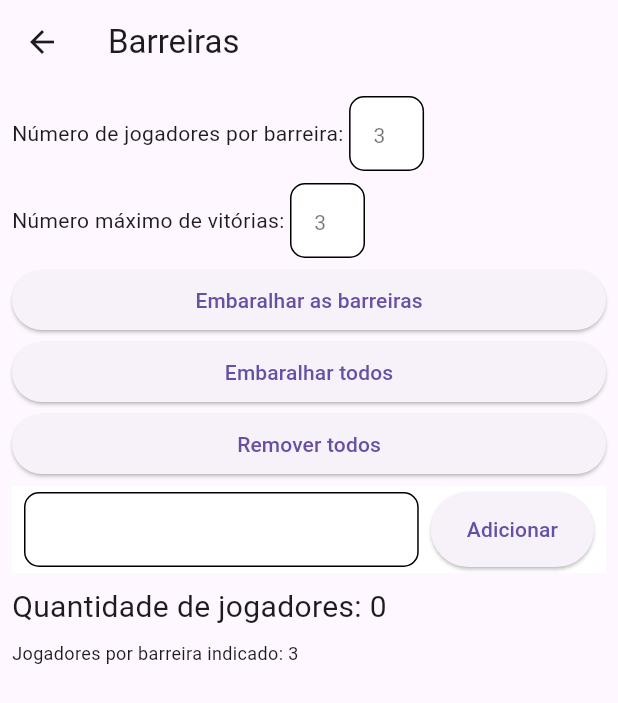
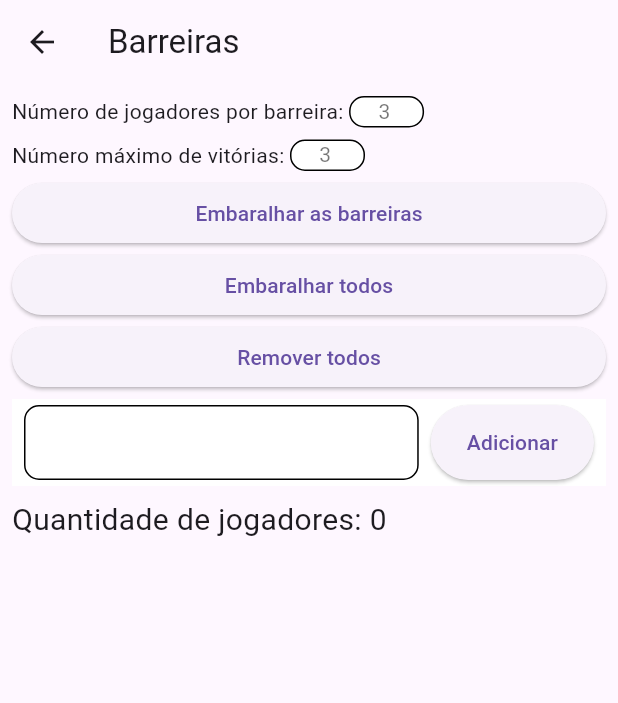
Before and after one commit to douglaswender/barreiras, a Flutter app: the screen it shows after launch, after a tap on "sai os 2", after a tap on "verde sai", after a tap on the "settings" icon, on a phone screen of 412 x 824 dp. Shown: the top 703 px of the screen. Run offline on Flutter 3.47's test engine with Material 3 defaults, Android fonts, the phone set to English and light mode, and no system bars; our stand-ins replace flutter_mobx, get_it, mobx, shared_preferences, wakelock; generated files the repository leaves out were written again.

Commit message:
remove fvm, update ux, fix text field

```diff
--- a/lib/main.dart
+++ b/lib/main.dart
@@ -15,12 +15,9 @@ class MyApp extends StatelessWidget {
 
   @override
   Widget build(BuildContext context) {
-    return MaterialApp(
+    return const MaterialApp(
       title: 'Barreiras',
-      theme: ThemeData(
-        primarySwatch: Colors.red,
-      ),
-      home: const HomePage(),
+      home: HomePage(),
     );
   }
 }
--- a/lib/src/pages/config/config_page.dart
+++ b/lib/src/pages/config/config_page.dart
@@ -44,10 +44,11 @@ class _ConfigPageState extends State<ConfigPage> {
                     const Text('Número de jogadores por barreira: '),
                     SizedBox(
                       width: 50,
-                      height: 50,
                       child: TextFieldWidget(
                         textEditingController: numberOfPlayersController,
                         keyboardType: TextInputType.number,
+                        maxLength: 2,
+                        isCollapsed: true,
                         onChanged: (value) {
                           if (value.isNotEmpty || value != '') {
                             store.setNumberOfPlayers(value);
@@ -65,10 +66,11 @@ class _ConfigPageState extends State<ConfigPage> {
                     const Text('Número máximo de vitórias: '),
                     SizedBox(
                       width: 50,
-                      height: 50,
                       child: TextFieldWidget(
                         textEditingController: maxWinStreakController,
                         keyboardType: TextInputType.number,
+                        maxLength: 2,
+                        isCollapsed: true,
                         onChanged: (value) {
                           if (value.isNotEmpty || value != '') {
                             store.setMaxWinStreak(value);
@@ -195,18 +197,18 @@ class _ConfigPageState extends State<ConfigPage> {
                 const SizedBox(
                   height: 8,
                 ),
-                Row(
-                  children: [
-                    Observer(builder: (_) {
-                      return Text(
-                        'Jogadores por barreira indicado: ${store.suggestedNumberOfPlayers}',
-                        style: const TextStyle(
-                          fontSize: 12,
-                        ),
-                      );
-                    }),
-                  ],
-                )
+                // Row(
+                //   children: [
+                //     Observer(builder: (_) {
+                //       return Text(
+                //         'Jogadores por barreira indicado: ${store.suggestedNumberOfPlayers}',
+                //         style: const TextStyle(
+                //           fontSize: 12,
+                //         ),
+                //       );
+                //     }),
+                //   ],
+                // )
               ],
             ),
           ),
--- a/lib/src/pages/home/home_page.dart
+++ b/lib/src/pages/home/home_page.dart
@@ -31,6 +31,7 @@ class _HomePageState extends State<HomePage> {
       child: Scaffold(
         appBar: AppBar(
           title: const Text('Barreiras'),
+          scrolledUnderElevation: 0,
           actions: [
             Observer(
               builder: (_) {
@@ -49,26 +50,13 @@ class _HomePageState extends State<HomePage> {
                   focus.unfocus();
                   await Navigator.push(
                       context,
-                      PageRouteBuilder(
-                        pageBuilder: (context, animation, secondaryAnimation) =>
-                            const ConfigPage(),
-                        transitionsBuilder:
-                            (context, animation, secondaryAnimation, child) =>
-                                SlideTransition(
-                          position: Tween<Offset>(
-                            begin: const Offset(1, 1),
-                            end: Offset.zero,
-                          ).animate(animation),
-                          child: child,
-                        ),
-                      ));
+                      MaterialPageRoute(
+                          builder: (context) => const ConfigPage()));
                 },
                 icon: const Icon(Icons.settings))
           ],
         ),
-        body: SizedBox(
-          height: double.maxFinite,
-          child: Column(
+        body: Column(
           children: [
             Container(
               color: Colors.white,
@@ -79,11 +67,15 @@ class _HomePageState extends State<HomePage> {
                   SizedBox(
                       child: ElevatedButton(
                           style: ElevatedButton.styleFrom(
-                                backgroundColor: Colors.lightBlue),
+                            backgroundColor: Colors.lightBlue,
+                          ),
                           onPressed: () {
                             store.blueTeamOut();
                           },
-                            child: const Text('azul sai'))),
+                          child: const Text(
+                            'azul sai',
+                            style: TextStyle(color: Colors.white),
+                          ))),
                   SizedBox(
                       child: ElevatedButton(
                           style: ElevatedButton.styleFrom(
@@ -91,7 +83,10 @@ class _HomePageState extends State<HomePage> {
                           onPressed: () {
                             store.allTeamOut();
                           },
-                            child: const Text('sai os 2'))),
+                          child: const Text(
+                            'sai os 2',
+                            style: TextStyle(color: Colors.white),
+                          ))),
                   SizedBox(
                       child: Observer(
                     builder: (_) => ElevatedButton(
@@ -102,15 +97,18 @@ class _HomePageState extends State<HomePage> {
                             : () {
                                 store.greenTeamOut();
                               },
-                          child: const Text('verde sai')),
+                        child: const Text(
+                          'verde sai',
+                          style: TextStyle(color: Colors.white),
+                        )),
                   ))
                 ],
               ),
             ),
-              Observer(
+            Expanded(
+              child: Observer(
                 builder: (_) {
-                  return Expanded(
-                    child: Stack(
+                  return Stack(
                     children: [
                       ListView.builder(
                         itemCount: store.names.length,
@@ -175,8 +173,8 @@ class _HomePageState extends State<HomePage> {
                                                                         .text,
                                                                     index);
                                                         if (!response) {
-                                                            ScaffoldMessenger
-                                                                    .of(context)
+                                                          ScaffoldMessenger.of(
+                                                                  context)
                                                               .showSnackBar(
                                                             const SnackBar(
                                                               behavior:
@@ -188,8 +186,7 @@ class _HomePageState extends State<HomePage> {
                                                                   .only(
                                                                       bottom:
                                                                           80,
-                                                                        left:
-                                                                            16,
+                                                                      left: 16,
                                                                       right:
                                                                           16),
                                                               content: Text(
@@ -201,8 +198,8 @@ class _HomePageState extends State<HomePage> {
                                                               context);
                                                         }
                                                       },
-                                                        child: const Text(
-                                                            'Salvar'))
+                                                      child:
+                                                          const Text('Salvar'))
                                                 ],
                                               )
                                             ],
@@ -225,12 +222,11 @@ class _HomePageState extends State<HomePage> {
                                 Text('Vitórias: ${store.winStreak}')),
                       ),
                     ],
-                    ),
                   );
                 },
               ),
+            ),
           ],
-          ),
         ),
       ),
     );
--- a/lib/src/widgets/text_field_widget.dart
+++ b/lib/src/widgets/text_field_widget.dart
@@ -17,8 +17,10 @@ class TextFieldWidget extends StatefulWidget {
   final bool heightExpanded;
   final AutovalidateMode? autovalidateMode;
   final FocusNode? focusNode;
-  const TextFieldWidget({
-    Key? key,
+  final bool? isCollapsed;
+  final bool? isDense;
+  const TextFieldWidget(
+      {Key? key,
       this.textEditingController,
       this.validator,
       this.prefixIcon,
@@ -34,7 +36,9 @@ class TextFieldWidget extends StatefulWidget {
       this.heightExpanded = true,
       this.autovalidateMode,
       this.focusNode,
-  }) : super(key: key);
+      this.isCollapsed,
+      this.isDense})
+      : super(key: key);
 
   @override
   State<TextFieldWidget> createState() => _TextFieldWidgetState();
@@ -72,7 +76,12 @@ class _TextFieldWidgetState extends State<TextFieldWidget> {
         ),
         onChanged: widget.onChanged,
         validator: widget.validator,
+        textAlign: TextAlign.center,
         decoration: InputDecoration(
+          counterText: '',
+          isDense: widget.isDense,
+          isCollapsed: widget.isCollapsed,
+          //contentPadding: EdgeInsetsDirectional.zero,
           focusColor: Colors.white,
           prefixIcon: widget.prefixIcon,
           suffixIcon: widget.suffixIcon != null
```
Also changed, not shown: pubspec.lock, 4 other files. Lines whose indentation alone changed are shown as unchanged.
